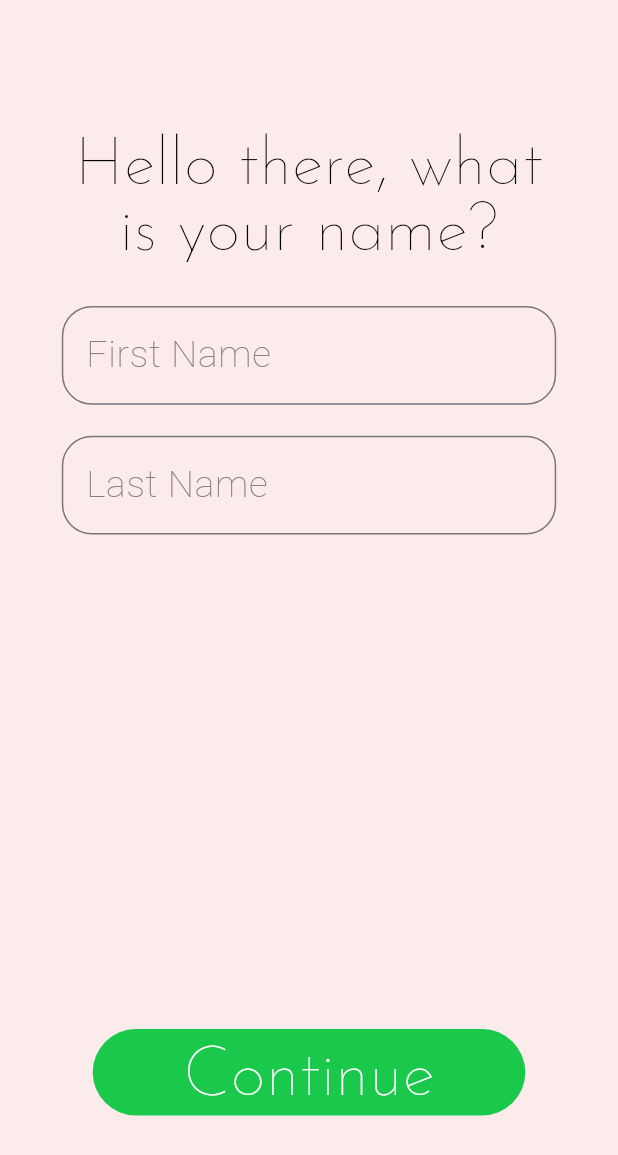
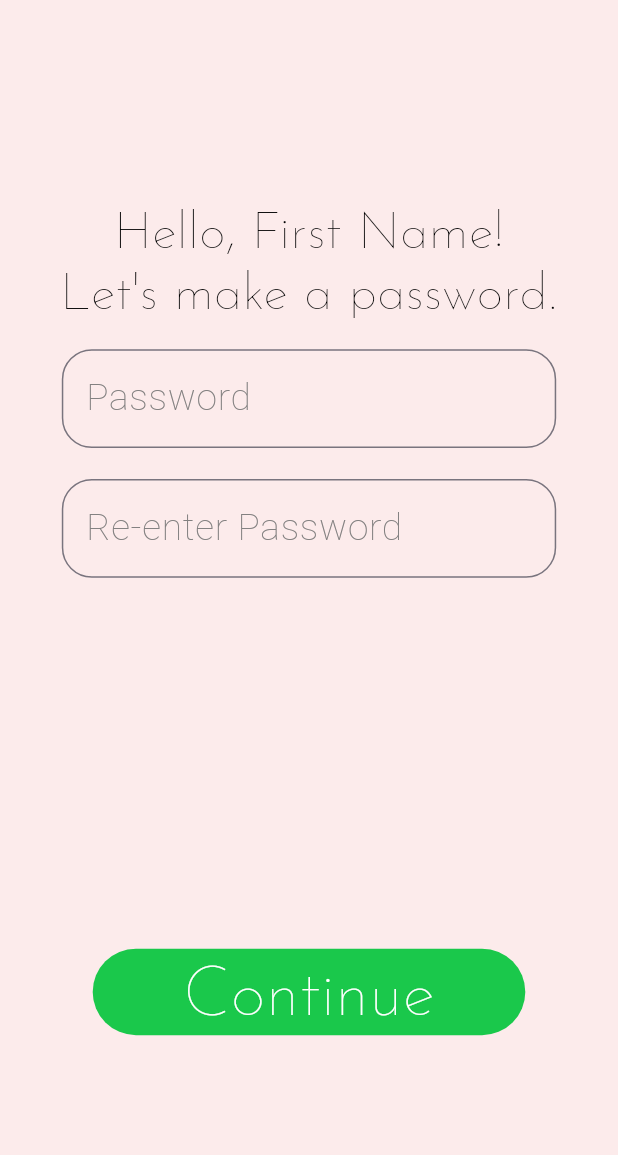
Before and after one commit to acompalas/Sustainabites_AI, a Flutter app: the signUpName screen opened directly, after a tap on "Continue", on a phone screen of 412 x 824 dp. Shown: the top 1155 px of the screen. Run offline on Flutter 3.47's test engine with Material 3 defaults, Android fonts, the phone set to English and light mode, and no system bars; network calls fail.

Commit message:
adding stuff

```diff
--- a/bites/budget_bites/lib/SignInUp/signInUpComponents.dart
+++ /dev/null
@@ -1,137 +0,0 @@
-import 'package:flutter/material.dart';
-import 'package:budget_bites/SignInUp/signUpEmail.dart';
-import 'package:budget_bites/SignInUp/signUpName.dart';
-import 'package:budget_bites/main.dart';
-import 'package:budget_bites/themes/appColorTheme.dart';
-import 'package:budget_bites/themes/appTextTheme.dart';
-import 'package:budget_bites/signInUp/SignInPage.dart';
-
-class signInOutButton extends StatelessWidget { //button style used to for the welcomePage
-  final String buttonText; //text to use for button
-  signInOutButton({super.key,
-    required this.buttonText, //required text to make button
-  });
-  @override
-  Widget build(BuildContext context) {
-    return InkWell(
-      child: Container(
-        height: screenHeight * .07,
-      width: screenWidth * .8,
-      child: Center(
-        child : Text(
-          buttonText,
-          style: appTextTheme.signInUpButton,
-        )
-      ),
-      decoration: BoxDecoration(
-        color: appColorTheme.buttonColor,
-        borderRadius: BorderRadius.circular(30),
-      ),
-      ),
-      onTap: (){
-        if(buttonText == 'Sign In'){
-          Navigator.push(context, MaterialPageRoute(builder: (context) => const signInPage()),);
-        }
-        else{
-          Navigator.push(context, MaterialPageRoute(builder: (context) => signUpEmail()),);
-        }
-      },
-
-    );
-  }
-}
-
-class enterEmailText extends StatelessWidget{
-  enterEmailText({super.key});
-  @override
-  Widget build(BuildContext context){
-    return SizedBox(
-      width: screenWidth * .8,
-      height: screenHeight * .1,
-      child : TextField(
-        decoration: InputDecoration(
-          fillColor: appColorTheme.textLabelBackground,
-          filled: false,
-          border: OutlineInputBorder(
-            borderRadius: BorderRadius.circular(20.0),
-          ),
-          hintText: 'Enter Email',
-          hintStyle: appTextTheme.signInUpTextLabel,
-          hintMaxLines: 1,
-        ),
-    )
-    );
-  }
-}
-
-class enterEmailButton extends StatelessWidget{
-  enterEmailButton({super.key});
-  @override
-  Widget build(BuildContext context){
-    return InkWell(
-      child: Container(
-        height: screenHeight * .07,
-      width: screenWidth * .7,
-      child: Center(
-        child : Text(
-          'Continue',
-          style: appTextTheme.signInUpButton,
-        )
-      ),
-      decoration: BoxDecoration(
-        color: appColorTheme.buttonColor,
-        borderRadius: BorderRadius.circular(30),
-      ),
-      ),
-      onTap: (){
-          Navigator.push(context, MaterialPageRoute(builder: (context) => signUpName()),);
-      },
-    );
-  }
-}
-
-class enterFirstNameText extends StatelessWidget{
-  enterFirstNameText({super.key});
-  @override
-  Widget build(BuildContext context){
-    return SizedBox(
-      width: screenWidth * .8,
-      height: screenHeight * .08,
-      child : TextField(
-        decoration: InputDecoration(
-          fillColor: appColorTheme.textLabelBackground,
-          filled: false,
-          border: OutlineInputBorder(
-            borderRadius: BorderRadius.circular(20.0),
-          ),
-          hintText: 'First Name',
-          hintStyle: appTextTheme.signInUpTextLabel,
-          hintMaxLines: 1,
-        ),
-    )
-    );
-  }
-}
-
-class enterLastNameText extends StatelessWidget{
-  enterLastNameText({super.key});
-  @override
-  Widget build(BuildContext context){
-    return SizedBox(
-      width: screenWidth * .8,
-      height: screenHeight * .08,
-      child : TextField(
-        decoration: InputDecoration(
-          fillColor: appColorTheme.textLabelBackground,
-          filled: false,
-          border: OutlineInputBorder(
-            borderRadius: BorderRadius.circular(20.0),
-          ),
-          hintText: 'Last Name',
-          hintStyle: appTextTheme.signInUpTextLabel,
-          hintMaxLines: 1,
-        ),
-    )
-    );
-  }
-}
--- a/bites/budget_bites/lib/SignInUp/signUpName.dart
+++ b/bites/budget_bites/lib/SignInUp/signUpName.dart
@@ -1,8 +1,81 @@
+import 'package:budget_bites/SignInUp/signUpPassword.dart';
 import 'package:flutter/material.dart';
 import 'package:budget_bites/main.dart';
-import 'package:budget_bites/signInUp/SignInUpComponents.dart';
 import 'package:budget_bites/themes/appColorTheme.dart';
 import 'package:budget_bites/themes/appTextTheme.dart';
+
+class enterFirstNameText extends StatelessWidget{
+  enterFirstNameText({super.key});
+  @override
+  Widget build(BuildContext context){
+    return SizedBox(
+      width: screenWidth * .8,
+      height: screenHeight * .08,
+      child : TextField(
+        decoration: InputDecoration(
+          fillColor: appColorTheme.textLabelBackground,
+          filled: false,
+          border: OutlineInputBorder(
+            borderRadius: BorderRadius.circular(20.0),
+          ),
+          hintText: 'First Name',
+          hintStyle: appTextTheme.signInUpTextLabel,
+          hintMaxLines: 1,
+        ),
+    )
+    );
+  }
+}
+
+class enterLastNameText extends StatelessWidget{
+  enterLastNameText({super.key});
+  @override
+  Widget build(BuildContext context){
+    return SizedBox(
+      width: screenWidth * .8,
+      height: screenHeight * .08,
+      child : TextField(
+        decoration: InputDecoration(
+          fillColor: appColorTheme.textLabelBackground,
+          filled: false,
+          border: OutlineInputBorder(
+            borderRadius: BorderRadius.circular(20.0),
+          ),
+          hintText: 'Last Name',
+          hintStyle: appTextTheme.signInUpTextLabel,
+          hintMaxLines: 1,
+        ),
+    )
+    );
+  }
+}
+
+
+class enterNameButton extends StatelessWidget{
+  enterNameButton({super.key});
+  @override
+  Widget build(BuildContext context){
+    return InkWell(
+      child: Container(
+        height: screenHeight * .07,
+      width: screenWidth * .7,
+      child: Center(
+        child : Text(
+          'Continue',
+          style: appTextTheme.signInUpButton,
+        )
+      ),
+      decoration: BoxDecoration(
+        color: appColorTheme.buttonColor,
+        borderRadius: BorderRadius.circular(30),
+      ),
+      ),
+      onTap: (){
+          Navigator.push(context, MaterialPageRoute(builder: (context) => signUpPassword()),);
+      },
+    );
+  }
+}
 class signUpName extends StatefulWidget{
   @override
   _signUpName createState()=> _signUpName();
@@ -40,7 +113,7 @@ class _signUpName extends State<signUpName> {
                   Padding(padding: EdgeInsets.only(bottom: screenHeight * .025)),
                   enterLastNameText(),
                   Padding(padding: EdgeInsets.only(bottom: screenHeight * .4)),
-                  enterEmailButton(),
+                  enterNameButton(),
                 ],
               )
             )
--- /dev/null
+++ b/bites/budget_bites/lib/SignInUp/signUpPassword.dart
@@ -0,0 +1,137 @@
+import 'package:flutter/material.dart';
+import 'package:budget_bites/main.dart';
+import 'package:budget_bites/themes/appColorTheme.dart';
+import 'package:budget_bites/themes/appTextTheme.dart';
+import 'package:budget_bites/SignInUp/signUpCuisine.dart';
+class signUpPassword extends StatefulWidget{
+  @override
+  _signUpPassword createState()=> _signUpPassword();
+}
+
+class _signUpPassword extends State<signUpPassword> {
+  @override
+  Widget build(BuildContext context) {
+    return Scaffold(
+      resizeToAvoidBottomInset : false, //so it doesnt cause error when having keyboard
+      body: Container(
+        color: appColorTheme.backgroundColor,
+        child : Stack(
+          alignment: AlignmentDirectional.topEnd, //puts components from top to bottom
+          children: [
+            Center( //centering everything on the page
+              child: Column( //so things dont overlap
+                mainAxisAlignment: MainAxisAlignment.center,
+                crossAxisAlignment: CrossAxisAlignment.center,
+                children: [
+                  Container( //for text under title
+                    alignment: Alignment.center,
+                    width: screenWidth* .9,
+                    height: screenHeight * .055,
+                    padding: EdgeInsets.only(bottom: screenHeight * 0),
+                    child : Text(
+                        'Hello, First Name!',
+                        maxLines: 1,
+                        textAlign: TextAlign.center,
+                        style: appTextTheme.textUnderTitleSmaller,
+                    ),
+                  ),
+                  Container( //for text under title
+                    alignment: Alignment.center,
+                    width: screenWidth* .85,
+                    height: screenHeight * .055,
+                    padding: EdgeInsets.only(bottom: screenHeight * .01),
+                    child : Text(
+                        'Let\'s make a password.',
+                        maxLines: 1,
+                        textAlign: TextAlign.center,
+                        style: appTextTheme.textUnderTitleSmaller,
+                    ),
+                  ),
+                  Padding(padding: EdgeInsets.only(bottom : screenHeight * 0.01)),
+                  enterPasswordText(),
+                  Padding(padding: EdgeInsets.only(bottom: screenHeight * .025)),
+                  enterPasswordAgainText(),
+                  Padding(padding: EdgeInsets.only(bottom: screenHeight * .3)),
+                  enterPasswordButton(),
+                ],
+              )
+            )
+          ]
+        )
+      )
+    );
+  }
+}
+
+class enterPasswordText extends StatelessWidget{
+  enterPasswordText({super.key});
+  @override
+  Widget build(BuildContext context){
+    return SizedBox(
+      width: screenWidth * .8,
+      height: screenHeight * .08,
+      child : TextField(
+        decoration: InputDecoration(
+          fillColor: appColorTheme.textLabelBackground,
+          filled: false,
+          border: OutlineInputBorder(
+            borderRadius: BorderRadius.circular(20.0),
+          ),
+          hintText: 'Password',
+          hintStyle: appTextTheme.signInUpTextLabel,
+          hintMaxLines: 1,
+        ),
+    )
+    );
+  }
+}
+
+class enterPasswordAgainText extends StatelessWidget{
+  enterPasswordAgainText({super.key});
+  @override
+  Widget build(BuildContext context){
+    return SizedBox(
+      width: screenWidth * .8,
+      height: screenHeight * .08,
+      child : TextField(
+        decoration: InputDecoration(
+          fillColor: appColorTheme.textLabelBackground,
+          filled: false,
+          border: OutlineInputBorder(
+            borderRadius: BorderRadius.circular(20.0),
+          ),
+          hintText: 'Re-enter Password',
+          hintStyle: appTextTheme.signInUpTextLabel,
+          hintMaxLines: 1,
+        ),
+    )
+    );
+  }
+}
+
+
+class enterPasswordButton extends StatelessWidget{
+  enterPasswordButton({super.key});
+  @override
+  Widget build(BuildContext context){
+    return InkWell(
+      child: Container(
+        height: screenHeight * .07,
+      width: screenWidth * .7,
+      child: Center(
+        child : Text(
+          'Continue',
+          style: appTextTheme.signInUpButton,
+        )
+      ),
+      decoration: BoxDecoration(
+        color: appColorTheme.buttonColor,
+        borderRadius: BorderRadius.circular(30),
+      ),
+      ),
+      onTap: (){
+          Navigator.push(context, MaterialPageRoute(builder: (context) => signUpCuisine()),);
+      },
+    );
+  }
+}
--- a/bites/budget_bites/lib/recipes.dart
+++ b/bites/budget_bites/lib/recipes.dart
@@ -4,7 +4,7 @@ import 'recipe_api.dart';
 class RecipesPage extends StatefulWidget {
   final List<String> selectedIngredients;
 
-  const RecipesPage({Key? key, required this.selectedIngredients}) : super(key: key);
+  RecipesPage({Key? key, required this.selectedIngredients}) : super(key: key);
 
   @override
   _RecipesPageState createState() => _RecipesPageState();
--- a/bites/budget_bites/lib/themes/appTextTheme.dart
+++ b/bites/budget_bites/lib/themes/appTextTheme.dart
@@ -16,6 +16,13 @@ class appTextTheme{
     color: appColorTheme.blackText,
     height: 1, //height between lines
   );
+  static TextStyle textUnderTitleSmaller = TextStyle(
+    fontFamily: 'JosefinSans',
+    fontSize: fontMultiplier * 1.4,
+    fontWeight: FontWeight.w100,
+    color: appColorTheme.blackText,
+    height: 1,
+  );
   static TextStyle signInUpButton = TextStyle(
     fontFamily: 'JosefinSans',
     fontSize: fontMultiplier * 1.85,
```
Also changed, not shown: bites/budget_bites/lib/SignInUp/signUpCuisine.dart (added, +151 -0 lines), bites/budget_bites/lib/SignInUp/signUpEmail.dart (+54 -1 lines), bites/budget_bites/lib/SignInUp/signUpEquipment.dart (added, +141 -0 lines), bites/budget_bites/lib/main.dart (+39 -2 lines), 1 other file.
